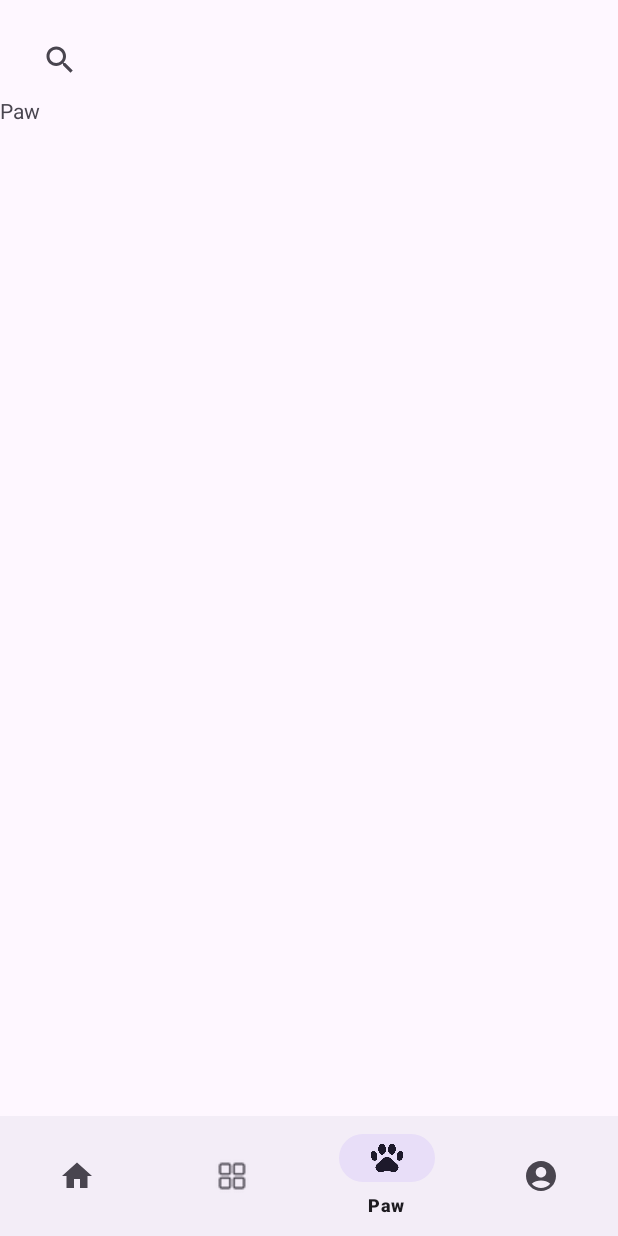
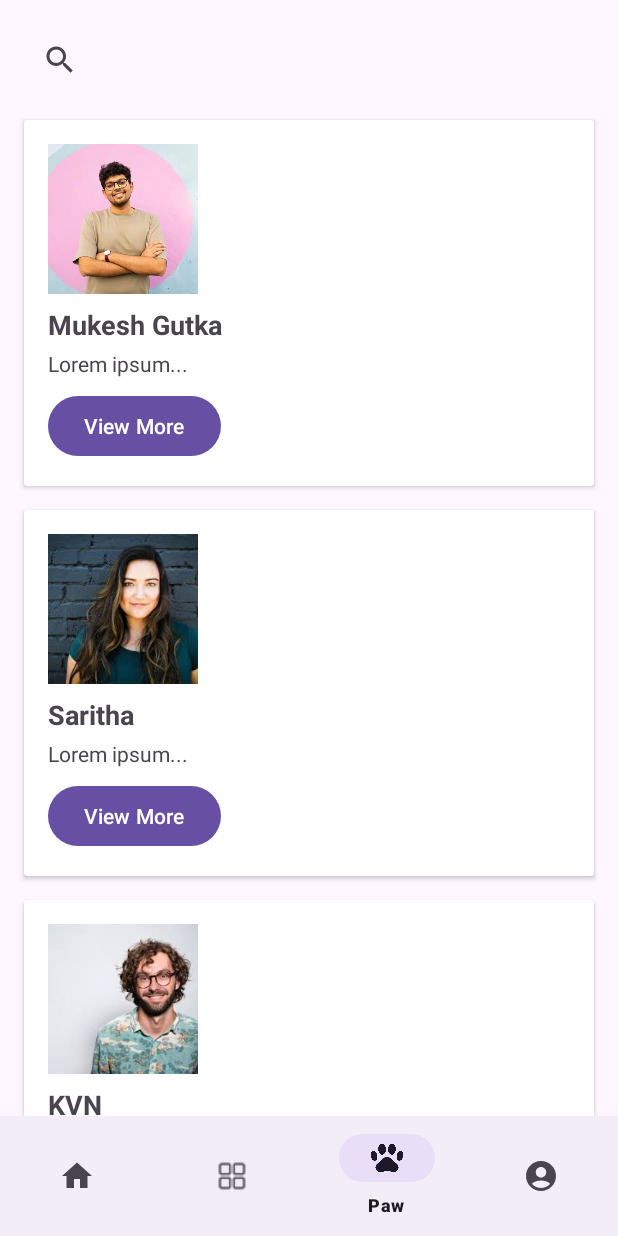
Before and after one commit to BhatVignesh/PawPal, an Android app: the screen it shows after launch once a user with an empty profile is signed in (MainActivity), item 3 of the bottom bar chosen, on a phone screen of 412 x 824 dp. Run offline under Robolectric (Android 15) with nearby library versions, the phone set to English and light mode, and no system bars; our stand-ins replace Firebase (no records; nobody signed in at launch, a user with empty details on screens opened directly); libraries missing offline, so code that uses them is left out: com.denzcoskun.imageslider; 5 statements that could not run were skipped.

Commit message:
finished paw

```diff
--- /dev/null
+++ b/app/src/main/java/com/example/pawpal10/Trainee.java
@@ -0,0 +1,25 @@
+package com.example.pawpal10;
+
+public class Trainee {
+    private String name;
+    private String abstractDetails;
+    private int profilePic;
+
+    public Trainee(String name, String abstractDetails, int profilePic) {
+        this.name = name;
+        this.abstractDetails = abstractDetails;
+        this.profilePic = profilePic;
+    }
+
+    public String getName() {
+        return name;
+    }
+
+    public String getAbstractDetails() {
+        return abstractDetails;
+    }
+
+    public int getProfilePic() {
+        return profilePic;
+    }
+}
--- /dev/null
+++ b/app/src/main/java/com/example/pawpal10/TraineeAdapter.java
@@ -0,0 +1,66 @@
+package com.example.pawpal10;
+
+import android.view.LayoutInflater;
+import android.view.View;
+import android.view.ViewGroup;
+import android.widget.Button;
+import android.widget.ImageView;
+import android.widget.TextView;
+
+import androidx.annotation.NonNull;
+import androidx.recyclerview.widget.RecyclerView;
+
+import java.util.List;
+
+public class TraineeAdapter extends RecyclerView.Adapter<TraineeAdapter.MyViewHolder> {
+
+    private List<Trainee> traineeList;
+
+    public class MyViewHolder extends RecyclerView.ViewHolder {
+        public TextView name, abstractDetails;
+        public ImageView profilePic;
+        public Button viewMore;
+
+        public MyViewHolder(View view) {
+            super(view);
+            name = view.findViewById(R.id.textTraineeName);
+            abstractDetails = view.findViewById(R.id.textTraineeAbstract);
+            profilePic = view.findViewById(R.id.imageTrainee);
+            viewMore = view.findViewById(R.id.buttonViewMore);
+        }
+    }
+
+    public TraineeAdapter(List<Trainee> traineeList) {
+        this.traineeList = traineeList;
+    }
+
+    @NonNull
+    @Override
+    public MyViewHolder onCreateViewHolder(@NonNull ViewGroup parent, int viewType) {
+        View itemView = LayoutInflater.from(parent.getContext())
+                .inflate(R.layout.trainee_item, parent, false);
+
+        return new MyViewHolder(itemView);
+    }
+
+    @Override
+    public void onBindViewHolder(@NonNull MyViewHolder holder, int position) {
+        Trainee trainee = traineeList.get(position);
+        holder.name.setText(trainee.getName());
+        holder.abstractDetails.setText(trainee.getAbstractDetails());
+        holder.profilePic.setImageResource(trainee.getProfilePic());
+
+        // Implement OnClickListener for View More button if needed
+        holder.viewMore.setOnClickListener(new View.OnClickListener() {
+            @Override
+            public void onClick(View v) {
+                // Handle view more action
+            }
+        });
+    }
+
+    @Override
+    public int getItemCount() {
+        return traineeList.size();
+    }
+}
--- a/app/src/main/java/com/example/pawpal10/pawFragment.java
+++ b/app/src/main/java/com/example/pawpal10/pawFragment.java
@@ -1,64 +1,46 @@
 package com.example.pawpal10;
 
 import android.os.Bundle;
-
-import androidx.fragment.app.Fragment;
-
 import android.view.LayoutInflater;
 import android.view.View;
 import android.view.ViewGroup;
 
-/**
- * A simple {@link Fragment} subclass.
- * Use the {@link pawFragment#newInstance} factory method to
- * create an instance of this fragment.
- */
+import androidx.fragment.app.Fragment;
+import androidx.recyclerview.widget.LinearLayoutManager;
+import androidx.recyclerview.widget.RecyclerView;
+
+import java.util.ArrayList;
+import java.util.List;
+
 public class pawFragment extends Fragment {
 
-    // TODO: Rename parameter arguments, choose names that match
-    // the fragment initialization parameters, e.g. ARG_ITEM_NUMBER
-    private static final String ARG_PARAM1 = "param1";
-    private static final String ARG_PARAM2 = "param2";
-
-    // TODO: Rename and change types of parameters
-    private String mParam1;
-    private String mParam2;
+    private RecyclerView recyclerView;
+    private TraineeAdapter adapter;
+    private List<Trainee> traineeList = new ArrayList<>();
 
     public pawFragment() {
         // Required empty public constructor
     }
 
-    /**
-     * Use this factory method to create a new instance of
-     * this fragment using the provided parameters.
-     *
-     * @param param1 Parameter 1.
-     * @param param2 Parameter 2.
-     * @return A new instance of fragment pawFragment.
-     */
-    // TODO: Rename and change types and number of parameters
-    public static pawFragment newInstance(String param1, String param2) {
-        pawFragment fragment = new pawFragment();
-        Bundle args = new Bundle();
-        args.putString(ARG_PARAM1, param1);
-        args.putString(ARG_PARAM2, param2);
-        fragment.setArguments(args);
-        return fragment;
-    }
-
-    @Override
-    public void onCreate(Bundle savedInstanceState) {
-        super.onCreate(savedInstanceState);
-        if (getArguments() != null) {
-            mParam1 = getArguments().getString(ARG_PARAM1);
-            mParam2 = getArguments().getString(ARG_PARAM2);
-        }
-    }
-
     @Override
     public View onCreateView(LayoutInflater inflater, ViewGroup container,
                              Bundle savedInstanceState) {
-        // Inflate the layout for this fragment
-        return inflater.inflate(R.layout.fragment_paw, container, false);
+        View view = inflater.inflate(R.layout.fragment_paw, container, false);
+        recyclerView = view.findViewById(R.id.recyclerViewTrainees);
+        recyclerView.setLayoutManager(new LinearLayoutManager(getActivity()));
+        adapter = new TraineeAdapter(traineeList);
+        recyclerView.setAdapter(adapter);
+        prepareTraineeData(); // Method to populate traineeList with dummy data
+        return view;
     }
+
+    private void prepareTraineeData() {
+        // Populate traineeList with dummy data (replace with your actual data)
+        traineeList.add(new Trainee("Mukesh Gutka", "Lorem ipsum...", R.drawable.person1));
+        traineeList.add(new Trainee("Saritha", "Lorem ipsum...", R.drawable.person2));
+        traineeList.add(new Trainee("KVN", "Lorem ipsum...", R.drawable.person3));
+        // Add more trainees as needed
+        adapter.notifyDataSetChanged();
+    }
+
 }
--- a/app/src/main/res/layout/fragment_paw.xml
+++ b/app/src/main/res/layout/fragment_paw.xml
@@ -5,10 +5,16 @@
     android:layout_height="match_parent"
     tools:context=".pawFragment">
 
-    <!-- TODO: Update blank fragment layout -->
-    <TextView
+    <androidx.core.widget.NestedScrollView
         android:layout_width="match_parent"
-        android:layout_height="match_parent"
-        android:text="@string/paw" />
+        android:layout_height="match_parent">
+
+        <androidx.recyclerview.widget.RecyclerView
+            android:id="@+id/recyclerViewTrainees"
+            android:layout_width="match_parent"
+            android:layout_height="wrap_content"
+            android:padding="8dp"/>
+
+    </androidx.core.widget.NestedScrollView>
 
 </FrameLayout>
--- /dev/null
+++ b/app/src/main/res/layout/trainee_item.xml
@@ -0,0 +1,46 @@
+<!-- trainee_item.xml -->
+<androidx.cardview.widget.CardView xmlns:android="http://schemas.android.com/apk/res/android"
+    android:layout_width="match_parent"
+    android:layout_height="wrap_content"
+    android:layout_margin="8dp">
+
+    <LinearLayout
+        android:layout_width="match_parent"
+        android:layout_height="wrap_content"
+        android:orientation="vertical"
+        android:padding="16dp">
+
+        <ImageView
+            android:id="@+id/imageTrainee"
+            android:layout_width="100dp"
+            android:layout_height="100dp"
+            android:src="@drawable/person1"
+            android:scaleType="centerCrop"/>
+
+        <TextView
+            android:id="@+id/textTraineeName"
+            android:layout_width="match_parent"
+            android:layout_height="wrap_content"
+            android:text="Trainee Name"
+            android:textSize="18sp"
+            android:textStyle="bold"
+            android:layout_marginTop="8dp"/>
+
+        <TextView
+            android:id="@+id/textTraineeAbstract"
+            android:layout_width="match_parent"
+            android:layout_height="wrap_content"
+            android:text="Abstract Details (Years of Experience, Skills)"
+            android:textSize="14sp"
+            android:layout_marginTop="4dp"/>
+
+        <Button
+            android:id="@+id/buttonViewMore"
+            android:layout_width="wrap_content"
+            android:layout_height="wrap_content"
+            android:text="View More"
+            android:layout_marginTop="8dp"/>
+
+    </LinearLayout>
+
+</androidx.cardview.widget.CardView>
```
Also changed, not shown: app/src/main/java/com/example/pawpal10/DogFoodAdapter.java (added, +68 -0 lines), app/src/main/java/com/example/pawpal10/DogFoodItem.java (added, +37 -0 lines), app/src/main/res/layout/item_dog_food.xml (added, +55 -0 lines), app/src/main/res/drawable/person1.jpeg (added), app/src/main/res/drawable/person2.jpeg (added), app/src/main/res/drawable/person3.jpeg (added).
